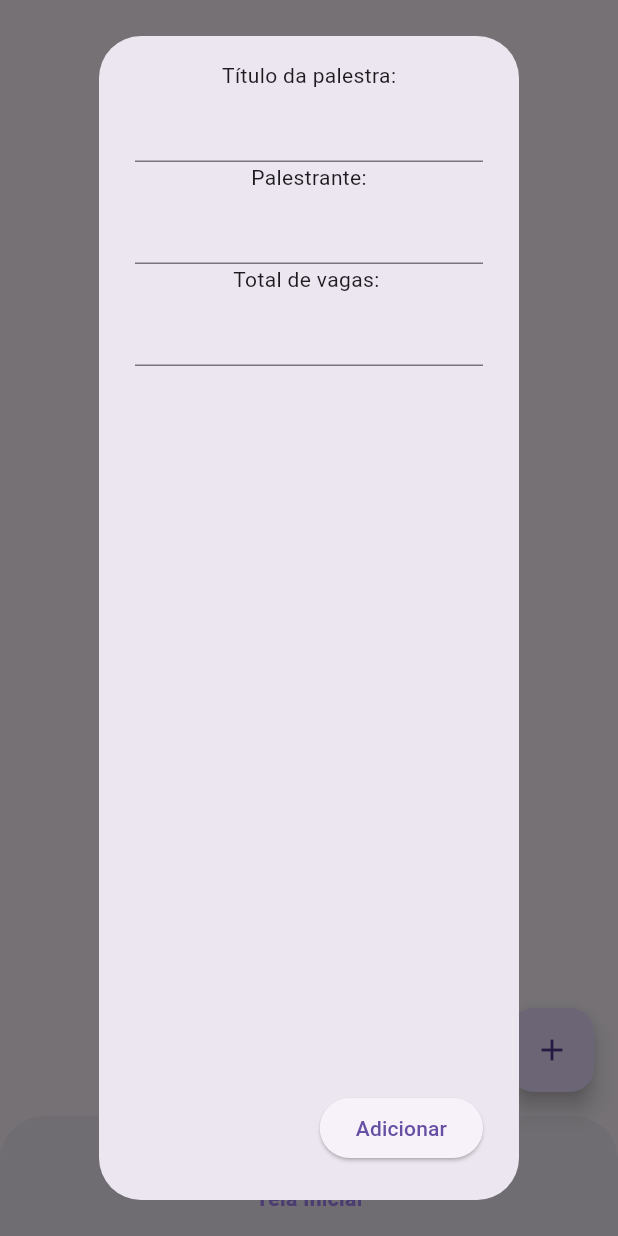
After one commit to mmiguelcalixto/gerenciadorPalestras, a Flutter app: the Palestras screen opened directly, after a tap on the "add" icon, on a phone screen of 412 x 824 dp. The commit adds this screen. Run offline on Flutter 3.47's test engine with Material 3 defaults, Android fonts, the phone set to English and light mode, and no system bars; our stand-ins replace cloud_firestore, firebase_core; accounts and stored records are empty.

Commit message:
feat: tela de palestras

```diff
--- /dev/null
+++ b/gerenciador_palestras/lib/models/palestra.dart
@@ -0,0 +1,25 @@
+import 'package:cloud_firestore/cloud_firestore.dart';
+
+class Palestra {
+  final String titulo;
+  final String palestrante;
+  final int vagasTotal;
+  int vagasDisponiveis;
+
+  Palestra({
+    required this.titulo,
+    required this.palestrante,
+    required this.vagasTotal,
+    required this.vagasDisponiveis,
+  });
+
+  factory Palestra.fromFirestore(DocumentSnapshot doc) {
+    final data = doc.data() as Map<String, dynamic>;
+    return Palestra(
+      titulo: data['titulo'] ?? 'Título Desconhecido',
+      palestrante: data['palestrante'] ?? 'Palestrante Desconhecido',
+      vagasTotal: data['vagasTotal'] ?? 0,
+      vagasDisponiveis: data['vagasDisponiveis'] ?? 0,
+    );
+  }
+}
--- /dev/null
+++ b/gerenciador_palestras/lib/pages/palestras.dart
@@ -0,0 +1,242 @@
+import 'package:cloud_firestore/cloud_firestore.dart';
+import 'package:flutter/material.dart';
+import 'package:gerenciador_palestras/models/palestra.dart';
+import 'package:gerenciador_palestras/pages/tela_inicial.dart';
+import 'package:gerenciador_palestras/services/firestore.service.dart';
+import 'package:gerenciador_palestras/services/palestra.service.dart';
+
+class Palestras extends StatefulWidget {
+  const Palestras({super.key});
+
+  @override
+  State<Palestras> createState() => _PalestrasState();
+}
+
+class _PalestrasState extends State<Palestras> {
+
+  final FirestoreService firestoreService = FirestoreService();
+  final PalestraService palestraService = PalestraService();
+  final CollectionReference palestras = FirebaseFirestore.instance.collection("palestras");
+
+  final TextEditingController _tituloController = TextEditingController();
+  final TextEditingController _palestranteController = TextEditingController();
+  final TextEditingController _vagastotalController = TextEditingController();
+
+  void clearTexts() {
+    _tituloController.clear();
+    _palestranteController.clear();
+    _vagastotalController.clear();
+  }
+
+  Future<void> showInsertModal({String? id}) async {
+    if (id != null) {
+      DocumentSnapshot palestrante = await firestoreService.getById(id, palestras);
+
+      Map<String, dynamic> palestranteData = palestrante.data() as Map<String, dynamic>;
+
+      _tituloController.text = palestranteData["titulo"];
+      _palestranteController.text = palestranteData["palestrante"];
+      _vagastotalController.text = palestranteData["vagasTotal"].toString();
+    }
+
+    showDialog(context: context, builder: (context) => AlertDialog(
+      content:
+        Column(
+          children: [
+          Text("Título da palestra:"),
+          TextField(controller: _tituloController),
+
+          Text("Palestrante:"),
+          TextField(controller: _palestranteController),
+
+          Text("Total de vagas: "),
+          TextField(controller: _vagastotalController),
+          ]
+        ),
+      actions: [
+        ElevatedButton(onPressed: () {
+          final palestra = Palestra
+          (
+            titulo: _tituloController.text,
+            palestrante: _palestranteController.text,
+            vagasTotal: int.parse(_vagastotalController.text),
+            vagasDisponiveis: int.parse(_vagastotalController.text),
+          );
+
+          if (id == null ) {
+            palestraService.addPalestra(palestra);
+          } else {
+            palestraService.updatePalestra(id, palestra);
+          }
+
+          clearTexts();
+          Navigator.pop(context);
+
+        }, child: Text(id == null ? "Adicionar" : "Editar"))
+      ],
+    ));
+  }
+
+  @override
+  Widget build(BuildContext context) {
+    return Scaffold(
+      bottomNavigationBar: ClipRRect(
+      borderRadius: const BorderRadius.only(
+        topLeft: Radius.circular(30),
+        topRight: Radius.circular(30),
+      ),
+        child: BottomAppBar(
+          child: Row(
+            mainAxisAlignment: MainAxisAlignment.center,
+            children: [
+              InkWell(
+                borderRadius: BorderRadius.circular(50),
+                onTap: () {
+                  Navigator.push(
+                    context,
+                    MaterialPageRoute(builder: (context) => TelaInicial()),
+                  );
+                },
+                child: Column(
+                  mainAxisSize: MainAxisSize.min,
+                  children: const [
+                    Icon(
+                      Icons.home,
+                      size: 30,
+                      color: Color.fromARGB(255, 163, 130, 248),
+                    ),
+                    Text(
+                      "Tela Inicial",
+                      style: TextStyle(
+                        color: Color.fromARGB(255, 163, 130, 248),
+                        fontWeight: FontWeight.w600,
+                      ),
+                    ),
+                  ],
+                ),
+              ),
+            ],
+          ),
+        ),
+      ),
+      body: StreamBuilder<QuerySnapshot>(
+        stream: firestoreService.get(palestraService.palestras),
+        builder: (context, snapshot) {
+          if (snapshot.hasData) {
+            List palestraList = snapshot.data!.docs;
+
+            return ListView.builder(
+              itemCount: palestraList.length,
+              itemBuilder: (context, index) {
+                DocumentSnapshot palestra = palestraList[index];
+                String palestraId = palestra.id;
+                Map<String, dynamic> data = palestra.data() as Map<String, dynamic>;
+
+                return Card(
+                  margin: const EdgeInsets.symmetric(horizontal: 12, vertical: 8),
+                  shape: RoundedRectangleBorder(
+                    borderRadius: BorderRadius.circular(15),
+                  ),
+                  elevation: 4,
+                  child: Padding(
+                    padding: const EdgeInsets.all(16.0),
+                    child: Row(
+                      crossAxisAlignment: CrossAxisAlignment.center,
+                      children: [
+                        CircleAvatar(
+                          radius: 28,
+                          backgroundColor: Color.fromARGB(255, 163, 130, 248),
+                          child: const Icon(
+                            Icons.record_voice_over,
+                            color: Colors.white,
+                            size: 30,
+                          ),
+                        ),
+                        const SizedBox(width: 16),
+
+                        Expanded(
+                          child: Column(
+                            crossAxisAlignment: CrossAxisAlignment.start,
+                            children: [
+                              Text(
+                                data["titulo"],
+                                style: const TextStyle(
+                                  fontSize: 18,
+                                  fontWeight: FontWeight.bold,
+                                  color: Colors.black87,
+                                ),
+                              ),
+                              const SizedBox(height: 6),
+                              Wrap(
+                                children: [
+                                  Text("Palestrante: ",
+                                    style: TextStyle(
+                                      fontSize: 14,
+                                      color: Colors.grey.shade600,
+                                    ),
+                                  ),
+                                  Text(
+                                    data["palestrante"],
+                                    style: TextStyle(
+                                      fontSize: 14,
+                                      color: Colors.grey.shade600,
+                                    ),
+                                  ),
+                                ],
+                              ),
+                              Wrap(
+                                children: [
+                                  Text("Vagas disponíveis: ",
+                                    style: TextStyle(
+                                      fontSize: 14,
+                                      color: Colors.grey.shade600,
+                                    ),
+                                  ),
+                                  Text(
+                                    data["vagasDisponiveis"].toString(),
+                                    style: TextStyle(
+                                      fontSize: 14,
+                                      color: Colors.grey.shade600,
+                                    ),
+                                  ),
+                                ],
+                              ),
+                            ],
+                          ),
+                        ),
+
+                        Row(
+                          mainAxisSize: MainAxisSize.min,
+                          children: [
+                            IconButton(
+                              onPressed: () => showInsertModal(id: palestraId),
+                              icon: const Icon(Icons.edit, color: Colors.orange),
+                            ),
+                            IconButton(
+                              onPressed: () => firestoreService.delete(
+                                palestraId,
+                                palestraService.palestras,
+                              ),
+                              icon: const Icon(Icons.delete, color: Colors.red),
+                            ),
+                          ],
+                        ),
+                      ],
+                    ),
+                  ),
+                );
+              },
+            );
+          } else {
+            return Text("Não há palestras no banco de dados.");
+          }
+        }
+      ),
+      floatingActionButton: FloatingActionButton(
+        onPressed: showInsertModal,
+
+        child: const Icon(Icons.add)
+      ),
+    );
+  }
+}
--- /dev/null
+++ b/gerenciador_palestras/lib/services/firestore.service.dart
@@ -0,0 +1,18 @@
+import 'package:cloud_firestore/cloud_firestore.dart';
+
+class FirestoreService {
+  Stream<QuerySnapshot> get(CollectionReference collection) {
+    final result = collection.snapshots();
+
+    return result;
+  }
+
+  Future<void> delete(String id, CollectionReference collection) {
+    return collection.doc(id).delete();
+  }
+
+  Future<DocumentSnapshot> getById(String id, CollectionReference collection) async {
+    final doc = await collection.doc(id).get();
+    return doc;
+  }
+}
--- /dev/null
+++ b/gerenciador_palestras/lib/services/palestra.service.dart
@@ -0,0 +1,24 @@
+import 'package:cloud_firestore/cloud_firestore.dart';
+import 'package:gerenciador_palestras/models/palestra.dart';
+
+class PalestraService {
+  final CollectionReference palestras = FirebaseFirestore.instance.collection("palestras");
+
+  Future<Future<DocumentReference<Object?>>> addPalestra(Palestra palestra) async {
+    return palestras.add({
+      "titulo": palestra.titulo,
+      "palestrante": palestra.palestrante,
+      "vagasTotal": palestra.vagasTotal,
+      "vagasDisponiveis": palestra.vagasDisponiveis,
+    });
+  }
+
+  Future<void> updatePalestra(String id, Palestra palestra) {
+    return palestras.doc(id).update({
+      "titulo": palestra.titulo,
+      "palestrante": palestra.palestrante,
+      "vagasTotal": palestra.vagasTotal,
+      "vagasDisponiveis": palestra.vagasDisponiveis,
+    });
+  }
+}
```
Also changed, not shown: gerenciador_palestras/lib/pages/tela_inicial.dart (+28 -6 lines).
